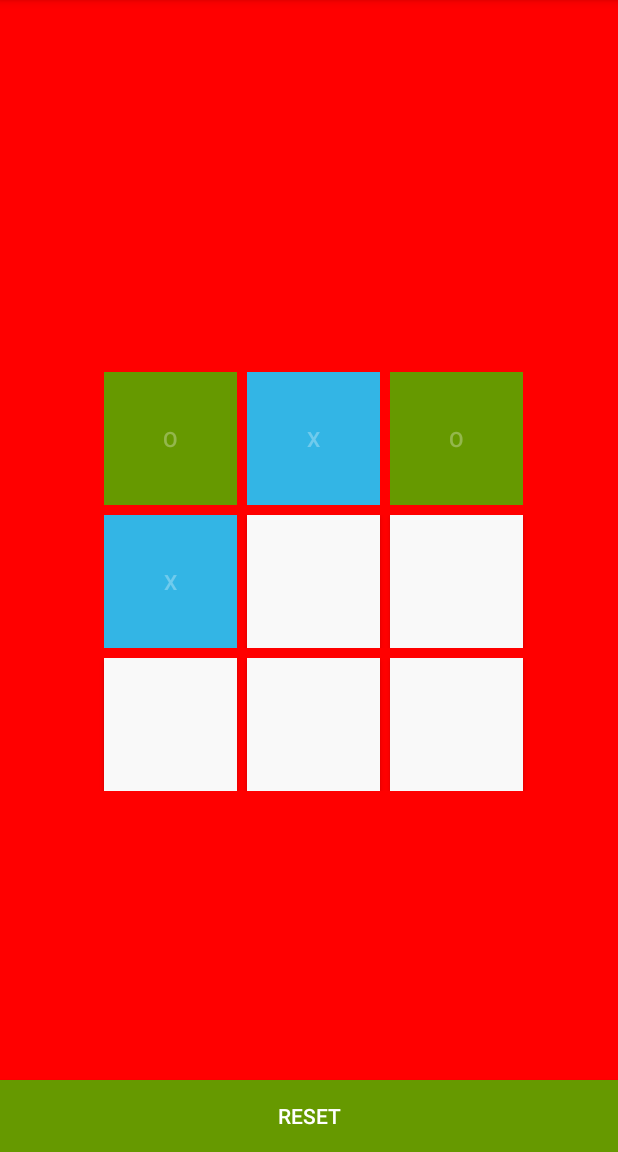
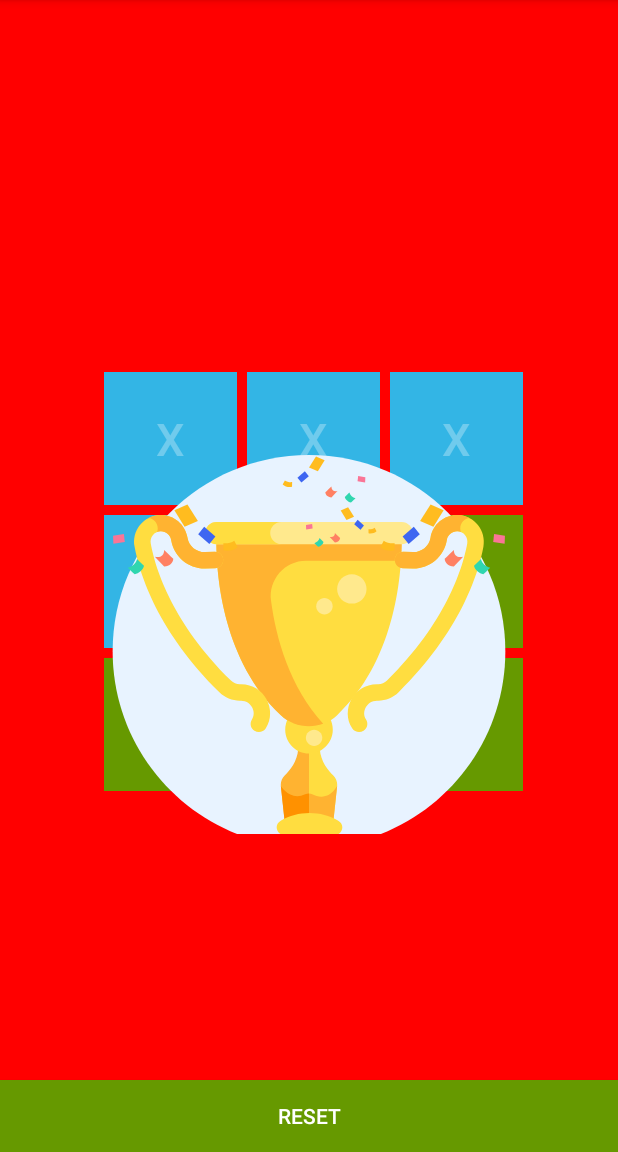
Before and after one commit to CoderEslam/TikTakToy, an Android app: the screen it shows after launch (MainActivity), after a tap on an icon or button, on a phone screen of 412 x 824 dp, the part 84-1236 px from its top. Run offline under Robolectric (Android 15) with nearby library versions, the phone set to English and light mode, and no system bars; 3 other taps on this screen came first.

```diff
--- a/app/build.gradle
+++ b/app/build.gradle
@@ -2,6 +2,7 @@ plugins {
     id 'com.android.application'
     id 'kotlin-android'
 //    id 'kotlin-android-extantion'
+    id 'kotlin-android-extensions'
 }
 
 android {
--- a/app/src/main/java/com/doubleclick/tictaktoy/MainActivity.kt
+++ b/app/src/main/java/com/doubleclick/tictaktoy/MainActivity.kt
@@ -8,11 +8,14 @@ import android.widget.Button
 import android.content.Intent
 import android.widget.Toast
 import com.airbnb.lottie.LottieAnimationView
+import kotlinx.android.synthetic.main.activity_main.*
+import java.util.*
+import kotlin.collections.ArrayList
 
 
 class MainActivity : AppCompatActivity() {
 
-    lateinit var lottieAnimationView:LottieAnimationView;
+    lateinit var lottieAnimationView: LottieAnimationView;
     override fun onCreate(savedInstanceState: Bundle?) {
         super.onCreate(savedInstanceState)
         setContentView(R.layout.activity_main)
@@ -44,17 +47,20 @@ class MainActivity : AppCompatActivity() {
 
     var player1 = ArrayList<Int>()
     var player2 = ArrayList<Int>()
-    var ActivePlayer = 0
+    var ActivePlayer = 1
 
     fun PlayGame(cell: Int, butChoice: Button) {
 
         if (ActivePlayer == 1) {
             butChoice.text = "X"
+            butChoice.textSize = 30f
             butChoice.setBackgroundResource(R.color.blue)
             player1.add(cell)
             ActivePlayer = 2
+            AutoPlay()
         } else {
             butChoice.text = "O"
+            butChoice.textSize = 30f
             butChoice.setBackgroundResource(R.color.darkGreen)
             player2.add(cell)
             ActivePlayer = 1
@@ -135,16 +141,46 @@ class MainActivity : AppCompatActivity() {
             winner = 2
         }
 
-        if (winner!=-1){
-            if(winner==1){
-               Toast.makeText(this,"Player 1 is winner ",Toast.LENGTH_LONG).show()
+        if (winner != -1) {
+            if (winner == 1) {
+                Toast.makeText(this, "Player 1 is winner ", Toast.LENGTH_LONG).show()
                 lottieAnimationView.visibility = View.VISIBLE
-            }else{
-                Toast.makeText(this,"Player 2 is winner ",Toast.LENGTH_LONG).show()
+            } else {
+                Toast.makeText(this, "Player 2 is winner ", Toast.LENGTH_LONG).show()
                 lottieAnimationView.visibility = View.VISIBLE
             }
         }
     }
 
 
+    fun AutoPlay() {
+        var emityCell = ArrayList<Int>()
+        for (cell in 1..9) {
+            if (!(player1.contains(cell) || player2.contains(cell))) {
+                emityCell.add(cell)
+            }
+        }
+
+        var r = Random()
+        var randIndex = r.nextInt(emityCell.size) + 0
+        var cell = emityCell[randIndex]
+        var btn: Button?
+        when (cell) {
+            1 -> btn = bu1
+            2 -> btn = bu2
+            3 -> btn = bu3
+            4 -> btn = bu4
+            5 -> btn = bu5
+            6 -> btn = bu6
+            7 -> btn = bu7
+            8 -> btn = bu8
+            9 -> btn = bu9
+            else -> {
+                btn = bu1
+            }
+        }
+        PlayGame(cell, btn)
+    }
+
+
 }
--- a/app/src/main/res/layout/activity_main.xml
+++ b/app/src/main/res/layout/activity_main.xml
@@ -27,6 +27,7 @@
             android:gravity="center">
 
             <Button
+                android:clickable="true"
                 android:id="@+id/bu1"
                 android:layout_width="40pt"
                 android:layout_height="40pt"
@@ -35,6 +36,7 @@
                 android:onClick="buClick" />
 
             <Button
+                android:clickable="true"
                 android:id="@+id/bu2"
                 android:layout_width="40pt"
                 android:layout_height="40pt"
@@ -44,6 +46,7 @@
 
             <Button
                 android:id="@+id/bu3"
+                android:clickable="true"
                 android:layout_width="40pt"
                 android:layout_height="40pt"
                 android:layout_marginLeft="3pt"
@@ -58,6 +61,7 @@
             android:gravity="center">
 
             <Button
+                android:clickable="true"
                 android:id="@+id/bu4"
                 android:layout_width="40pt"
                 android:layout_height="40pt"
@@ -66,6 +70,7 @@
                 android:onClick="buClick" />
 
             <Button
+                android:clickable="true"
                 android:id="@+id/bu5"
                 android:layout_width="40pt"
                 android:layout_height="40pt"
@@ -74,6 +79,7 @@
                 android:onClick="buClick" />
 
             <Button
+                android:clickable="true"
                 android:id="@+id/bu6"
                 android:layout_width="40pt"
                 android:layout_height="40pt"
@@ -90,6 +96,7 @@
             android:gravity="center">
 
             <Button
+                android:clickable="true"
                 android:id="@+id/bu7"
                 android:layout_width="40pt"
                 android:layout_height="40pt"
@@ -98,6 +105,7 @@
                 android:onClick="buClick" />
 
             <Button
+                android:clickable="true"
                 android:id="@+id/bu8"
                 android:layout_width="40pt"
                 android:layout_height="40pt"
@@ -106,6 +114,7 @@
                 android:onClick="buClick" />
 
             <Button
+                android:clickable="true"
                 android:id="@+id/bu9"
                 android:layout_width="40pt"
                 android:layout_height="40pt"
@@ -118,6 +127,7 @@
 
 
     <Button
+        android:clickable="true"
         android:id="@+id/rest"
         android:layout_width="match_parent"
         android:layout_height="wrap_content"
```
